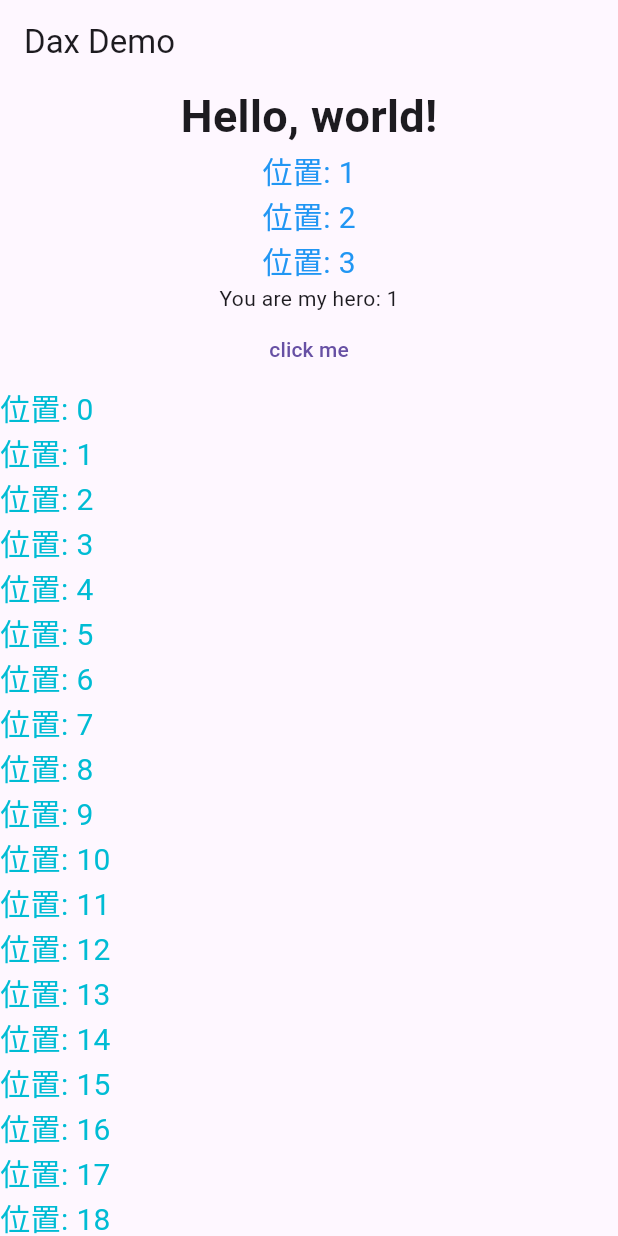
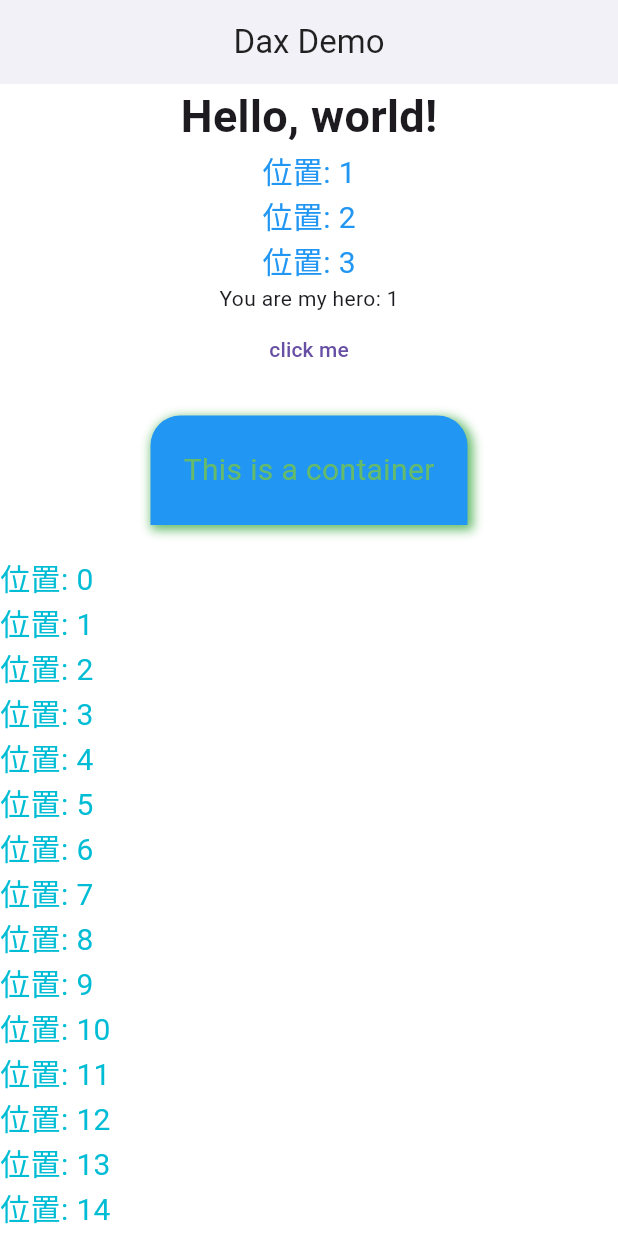
Before and after one commit to juopian/dax, a Flutter app: the screen it shows after launch, after a tap on "click me", on a phone screen of 412 x 824 dp. Run offline on Flutter 3.47's test engine with Material 3 defaults, Android fonts, the phone set to English and light mode, and no system bars.

Commit message:
support named arguments

```diff
--- a/lib/global_function.dart
+++ b/lib/global_function.dart
@@ -8,7 +8,8 @@ class ClockFunction implements LoxCallable {
   }
 
   @override
-  Object? call(Interpreter interpreter, List<Object?> arguments) {
+  Object? call(Interpreter interpreter, List<Object?> arguments,
+      Map<Symbol, Object?> namedArguments) {
     return DateTime.now().millisecondsSinceEpoch / 1000.0;
   }
 
@@ -25,7 +26,8 @@ class StringFunction implements LoxCallable {
   }
 
   @override
-  Object? call(Interpreter interpreter, List<Object?> arguments) {
+  Object? call(Interpreter interpreter, List<Object?> arguments,
+      Map<Symbol, Object?> namedArguments) {
     return '${arguments.first}';
   }
 }
@@ -40,6 +42,7 @@ class GenericLoxCallable implements LoxCallable {
   int arity() => _arity();
 
   @override
-  Object? call(Interpreter interpreter, List<Object?> arguments) =>
+  Object? call(Interpreter interpreter, List<Object?> arguments,
+          Map<Symbol, Object?> namedArguments) =>
       _call(interpreter, arguments);
 }
--- a/lib/interpreter.dart
+++ b/lib/interpreter.dart
@@ -32,7 +32,7 @@ class Interpreter implements Expr.Visitor<Object?>, Stmt.Visitor<void> {
   dynamic invokeFunction(String name) {
     final callable = globals.getAt(0, name);
     if (callable != null && callable is LoxCallable) {
-      return callable.call(this, []);
+      return callable.call(this, [], {});
     }
     throw RuntimeError((callable as LoxFunction).declaration.name,
         'Function not found: $name');
@@ -135,11 +135,21 @@ class Interpreter implements Expr.Visitor<Object?>, Stmt.Visitor<void> {
   Object? visitCallExpr(Expr.Call expr) {
     Object? callee = evaluate(expr.callee);
     List<Object?> arguments = [];
+    Map<Symbol, Object?> namedArguments = {};
     for (Expr.Expr argument in expr.arguments) {
-      arguments.add(evaluate(argument));
+      var arg = evaluate(argument);
+      if (arg is Map) {
+        namedArguments.addAll({Symbol(arg.keys.first): arg.values.first});
+      } else {
+        arguments.add(evaluate(argument));
+      }
+      // arguments.add(evaluate(argument));
     }
-    if( callee is Function) {
-      return Function.apply(callee, arguments);
+    if (callee is Function) {
+      // print('call function');
+      // print(arguments);
+      // print(namedArguments);
+      return Function.apply(callee, arguments, namedArguments);
     }
     if (callee is! LoxCallable) {
       throw RuntimeError(expr.paren, "Can only call functions and classes.");
@@ -149,7 +159,7 @@ class Interpreter implements Expr.Visitor<Object?>, Stmt.Visitor<void> {
     //   throw RuntimeError(expr.paren,
     //       "Expected ${function.arity()} arguments but got ${arguments.length}.");
     // }
-    var result = function.call(this, arguments);
+    var result = function.call(this, arguments, namedArguments);
     if (function is LoxFunction) {
       if (function.declaration.name.lexeme == "build") {
         renderWidget = result!;
@@ -278,7 +288,7 @@ class Interpreter implements Expr.Visitor<Object?>, Stmt.Visitor<void> {
       }
       LoxFunction mapFun = LoxFunction(mp, environment, false);
       for (var i in objects) {
-        var result = mapFun.call(this, [i]);
+        var result = mapFun.call(this, [i], {});
         results.add(result);
       }
       return results;
--- a/lib/lox_callable.dart
+++ b/lib/lox_callable.dart
@@ -2,5 +2,5 @@ import 'interpreter.dart';
 
 abstract class LoxCallable {
   int arity();
-  Object? call(Interpreter interpreter, List<Object?> arguments);
+  Object? call(Interpreter interpreter, List<Object?> arguments, Map<Symbol, Object?> namedArguments);
 }
--- a/lib/lox_class.dart
+++ b/lib/lox_class.dart
@@ -35,11 +35,12 @@ class LoxClass implements LoxCallable {
   }
 
   @override
-  Object? call(Interpreter interpreter, List<Object?> arguments) {
+  Object? call(Interpreter interpreter, List<Object?> arguments,
+      Map<Symbol, Object?> namedArguments) {
     LoxInstance instance = LoxInstance(this);
     LoxFunction? initializer = findMethod('init');
     if (initializer != null) {
-      initializer.bind(instance).call(interpreter, arguments);
+      initializer.bind(instance).call(interpreter, arguments, namedArguments);
     }
     return instance;
   }
--- a/lib/lox_function.dart
+++ b/lib/lox_function.dart
@@ -22,7 +22,8 @@ class LoxFunction implements LoxCallable {
   int arity() => declaration.params.length;
 
   @override
-  Object? call(Interpreter interpreter, List<Object?> arguments) {
+  Object? call(Interpreter interpreter, List<Object?> arguments,
+      Map<Symbol, Object?> namedArguments) {
     /*
       fun add(x, y) {
         return x + y;
--- a/lib/scanner.dart
+++ b/lib/scanner.dart
@@ -72,7 +72,7 @@ class Scanner {
         break;
       case '-':
         if (allow()) {
-          number();
+          number(c);
         } else {
           addToken(TokenType.MINUS);
         }
@@ -134,8 +134,8 @@ class Scanner {
         string();
         break;
       default:
-        if (isDigit(c)) {
-          number();
+        if (isDigit(c, false)) {
+          number(c);
         } else if (isAlpha(c)) {
           identifier();
         } else {
@@ -223,15 +223,20 @@ class Scanner {
     }
   }
 
-  void number() {
-    while (isDigit(peek())) {
+  void number(String c) {
+    bool isHex = false;
+    if (c == '0' && peek() == 'x') {
+      isHex = true;
+      advance();
+    }
+    while (isDigit(peek(), isHex)) {
       advance();
     }
     bool isDouble = false;
-    if (peek() == '.' && isDigit(peekNext())) {
+    if (peek() == '.' && isDigit(peekNext(), false)) {
       isDouble = true;
       advance();
-      while (isDigit(peek())) {
+      while (isDigit(peek(), false)) {
         advance();
       }
     }
@@ -258,7 +263,7 @@ class Scanner {
   }
 
   bool isAlphaNumeric(String c) {
-    return isAlpha(c) || isDigit(c);
+    return isAlpha(c) || isDigit(c, false);
   }
 
   String peek() {
@@ -266,9 +271,15 @@ class Scanner {
     return source[current];
   }
 
-  bool isDigit(String c) =>
-      c.codeUnitAt(0) >= '0'.codeUnitAt(0) &&
-      c.codeUnitAt(0) <= '9'.codeUnitAt(0);
+  bool isDigit(String c, bool isHex) =>
+      (c.codeUnitAt(0) >= '0'.codeUnitAt(0) &&
+          c.codeUnitAt(0) <= '9'.codeUnitAt(0) &&
+          !isHex) |
+      ((((c.codeUnitAt(0) >= 'a'.codeUnitAt(0) &&
+                  c.codeUnitAt(0) <= 'f'.codeUnitAt(0)) |
+              (c.codeUnitAt(0) >= '0'.codeUnitAt(0) &&
+                  c.codeUnitAt(0) <= '9'.codeUnitAt(0))) &&
+          isHex));
 
   bool isAtEnd() {
     bool atEnd = current >= source.length;
--- /dev/null
+++ b/usecases/lib/base.dart
@@ -0,0 +1,36 @@
+import 'package:dax/dax.dart';
+import 'package:dax/lox_callable.dart';
+import 'package:flutter/material.dart';
+import 'package:usecases/utils.dart';
+
+class IOffset implements LoxCallable {
+  @override
+  int arity() {
+    return 0;
+  }
+
+  @override
+  Object call(Interpreter interpreter, List<Object?> arguments,
+      Map<Symbol, Object?> namedArguments) {
+    double dx = 0;
+    double dy = 0;
+    if (arguments.length == 2) {
+      dx = parseDouble(arguments[0]) ?? 0;
+      dy = parseDouble(arguments[1]) ?? 0;
+    }
+    return Offset(dx, dy);
+  }
+}
+
+class IColor implements LoxCallable {
+  @override
+  int arity() {
+    return 0;
+  }
+
+  @override
+  Object call(Interpreter interpreter, List<Object?> arguments,
+      Map<Symbol, Object?> namedArguments) {
+    return Color(arguments[0] as int);
+  }
+}
--- a/usecases/lib/color_map.dart
+++ b/usecases/lib/common.dart
@@ -2,22 +2,39 @@ import "package:flutter/material.dart";
 
 
 final colorMap = {
+  'transparent': Colors.transparent,
   'red': Colors.red,
+  'redAccent': Colors.redAccent,
   'pink': Colors.pink,
+  'pinkAccent': Colors.pinkAccent,
   'deepOrange': Colors.deepOrange,
+  'deepOrangeAccent': Colors.deepOrangeAccent,
   'orange': Colors.orange,
+  'orangeAccent': Colors.orangeAccent,
   'amber': Colors.amber,
+  'amberAccent': Colors.amberAccent,
   'yellow': Colors.yellow,
+  'yellowAccent': Colors.yellowAccent,
   'lime': Colors.lime,
+  'limeAccent': Colors.limeAccent,
   'lightGreen': Colors.lightGreen,
+  'lightGreenAccent': Colors.lightGreenAccent,
   'green': Colors.green,
+  'greenAccent': Colors.greenAccent,
   'teal': Colors.teal,
+  'tealAccent': Colors.tealAccent,
   'cyan': Colors.cyan,
+  'cyanAccent': Colors.cyanAccent,
   'lightBlue': Colors.lightBlue,
+  'lightBlueAccent': Colors.lightBlueAccent,
   'blue': Colors.blue,
+  'blueAccent': Colors.blueAccent,
   'indigo': Colors.indigo,
+  'indigoAccent': Colors.indigoAccent,
   'purple': Colors.purple,
+  'purpleAccent': Colors.purpleAccent,
   'deepPurple': Colors.deepPurple,
+  'deepPurpleAccent': Colors.deepPurpleAccent,
   'blueGrey': Colors.blueGrey,
   'brown': Colors.brown,
   'grey': Colors.grey,
@@ -38,3 +55,17 @@ final colorMap = {
   'white60': Colors.white60,
   'white70': Colors.white70,
 };
+
+final fontWeightMap = {
+  "bold": FontWeight.bold,
+  "normal": FontWeight.normal,
+  "w100": FontWeight.w100,
+  "w200": FontWeight.w200,
+  "w300": FontWeight.w300,
+  "w400": FontWeight.w400,
+  "w500": FontWeight.w500,
+  "w600": FontWeight.w600,
+  "w700": FontWeight.w700,
+  "w800": FontWeight.w800,
+  "w900": FontWeight.w900,
+};
--- /dev/null
+++ b/usecases/lib/decoration.dart
@@ -0,0 +1,98 @@
+import 'package:dax/dax.dart';
+import 'package:flutter/material.dart';
+import 'package:usecases/utils.dart';
+
+class IBoxDecoration implements LoxCallable {
+  @override
+  Object? call(Interpreter interpreter, List<Object?> arguments,
+      Map<Symbol, Object?> namedArguments) {
+    Color? color;
+    var colorParsed = namedArguments[const Symbol('color')];
+    if (colorParsed != null) {
+      color = colorParsed as Color;
+    }
+    BoxBorder? border;
+    var borderParsed = namedArguments[const Symbol('border')];
+    if (borderParsed != null) {
+      border = borderParsed as BoxBorder;
+    }
+    BorderRadiusGeometry? borderRadius;
+    var borderRadiusParsed = namedArguments[const Symbol('borderRadius')];
+    if (borderRadiusParsed != null) {
+      borderRadius = borderRadiusParsed as BorderRadiusGeometry;
+    }
+    List<BoxShadow>? boxShadow;
+    var boxShadowParsed = namedArguments[const Symbol('boxShadow')];
+    if (boxShadowParsed != null) {
+      boxShadow = (boxShadowParsed as List).cast<BoxShadow>();
+    }
+    Gradient? gradient;
+    var gradientParsed = namedArguments[const Symbol('gradient')];
+    if (gradientParsed != null) {
+      gradient = gradientParsed as Gradient;
+    }
+    return BoxDecoration(
+        color: color,
+        border: border,
+        gradient: gradient,
+        borderRadius: borderRadius,
+        boxShadow: boxShadow);
+  }
+
+  @override
+  int arity() => 0;
+}
+
+class ITextStyle implements LoxCallable {
+  @override
+  Object? call(Interpreter interpreter, List<Object?> arguments,
+      Map<Symbol, Object?> namedArguments) {
+    double? fontSize;
+    var sizeParsed = namedArguments[const Symbol('fontSize')];
+    fontSize = parseDouble(sizeParsed);
+    Color? color;
+    var colorParsed = namedArguments[const Symbol('color')];
+    if (colorParsed != null) {
+      color = colorParsed as Color;
+    }
+
+    FontWeight? fontWeight;
+    var fontWeightParsed = namedArguments[const Symbol('fontWeight')];
+    if (fontWeightParsed != null) {
+      fontWeight = fontWeightParsed as FontWeight;
+    }
+    return TextStyle(fontWeight: fontWeight, fontSize: fontSize, color: color);
+  }
+
+  @override
+  int arity() {
+    return 3;
+  }
+}
+
+class IBoxShadow implements LoxCallable {
+  @override
+  Object? call(Interpreter interpreter, List<Object?> arguments,
+      Map<Symbol, Object?> namedArguments) {
+    Color color = Colors.black;
+    if (namedArguments[const Symbol('color')] != null) {
+      color = namedArguments[const Symbol('color')] as Color;
+    }
+    Offset offset = Offset.zero;
+    if (namedArguments[const Symbol('offset')] != null) {
+      offset = namedArguments[const Symbol('offset')] as Offset;
+    }
+    double blurRadius =
+        parseDouble(namedArguments[const Symbol('blurRadius')]) ?? 0.0;
+    double spreadRadius =
+        parseDouble(namedArguments[const Symbol('spreadRadius')]) ?? 0.0;
+    return BoxShadow(
+        color: color,
+        offset: offset,
+        blurRadius: blurRadius,
+        spreadRadius: spreadRadius);
+  }
+
+  @override
+  int arity() => 0;
+}
--- /dev/null
+++ b/usecases/lib/edgeinsets.dart
@@ -0,0 +1,96 @@
+import 'package:flutter/material.dart';
+import 'package:usecases/utils.dart';
+
+final edgeInsetsMap = {
+  "all": (Object value) {
+    return EdgeInsets.all(parseDouble(value) ?? 0);
+  },
+  "symmetric": ({Object? horizontal, Object? vertical}) {
+    return EdgeInsets.symmetric(
+        horizontal: parseDouble(horizontal) ?? 0,
+        vertical: parseDouble(vertical) ?? 0);
+  }
+};
+
+final borderMap = {
+  "all": ({Object? width, Object? color}) {
+    double _width = parseDouble(width) ?? 1.0;
+    Color _color = Colors.black;
+    if (color is Color) {
+      _color = color;
+    }
+    return Border.all(width: _width, color: _color);
+  }
+};
+
+final radiusMap = {
+  "circular": (Object value) {
+    return Radius.circular(parseDouble(value) ?? 0);
+  }
+};
+
+final borderRadiusMap = {
+  "circular": (Object value) {
+    return BorderRadius.circular(parseDouble(value) ?? 0);
+  },
+  "all": (Object value) {
+    return BorderRadius.all(value as Radius);
+  },
+  "horizontal": ({Object? left, Object? right}) {
+    Radius _left = Radius.zero;
+    Radius _right = Radius.zero;
+    if (left is Radius) {
+      _left = left;
+    }
+    if (right is Radius) {
+      _right = right;
+    }
+    return BorderRadius.horizontal(
+      left: _left,
+      right: _right,
+    );
+  },
+  "vertical": ({Object? top, Object? bottom}) {
+    Radius _top = Radius.zero;
+    Radius _bottom = Radius.zero;
+    if (top is Radius) {
+      _top = top;
+    }
+    if (bottom is Radius) {
+      _bottom = bottom;
+    }
+    return BorderRadius.vertical(
+      top: _top,
+      bottom: _bottom,
+    );
+  },
+  "only": (
+      {Object? topLeft,
+      Object? topRight,
+      Object? bottomRight,
+      Object? bottomLeft}) {
+    Radius _topLeft = Radius.zero;
+    Radius _topRight = Radius.zero;
+    Radius _bottomRight = Radius.zero;
+    Radius _bottomLeft = Radius.zero;
+    if (topLeft is Radius) {
+      _topLeft = topLeft;
+    }
+    if (topRight is Radius) {
+      _topRight = topRight;
+    }
+    if (bottomRight is Radius) {
+      _bottomRight = bottomRight;
+    }
+    if (bottomLeft is Radius) {
+      _bottomLeft = bottomLeft;
+    }
+
+    return BorderRadius.only(
+      topLeft: _topLeft,
+      topRight: _topRight,
+      bottomRight: _bottomRight,
+      bottomLeft: _bottomLeft,
+    );
+  }
+};
--- a/usecases/lib/fontweight_map.dart
+++ /dev/null
@@ -1,15 +0,0 @@
-import 'package:flutter/material.dart';
-
-final fontWeightMap = {
-  "bold": FontWeight.bold,
-  "normal": FontWeight.normal,
-  "w100": FontWeight.w100,
-  "w200": FontWeight.w200,
-  "w300": FontWeight.w300,
-  "w400": FontWeight.w400,
-  "w500": FontWeight.w500,
-  "w600": FontWeight.w600,
-  "w700": FontWeight.w700,
-  "w800": FontWeight.w800,
-  "w900": FontWeight.w900,
-};
--- a/usecases/lib/main.dart
+++ b/usecases/lib/main.dart
@@ -1,8 +1,10 @@
-import 'package:dax/runtime_error.dart';
 import 'package:flutter/material.dart';
 import 'package:dax/dax.dart';
-import 'package:usecases/color_map.dart';
-import 'package:usecases/fontweight_map.dart';
+import 'package:usecases/base.dart';
+import 'package:usecases/common.dart';
+import 'package:usecases/decoration.dart';
+import 'package:usecases/edgeinsets.dart';
+import 'package:usecases/widget.dart';
 
 void main() {
   runApp(const MyApp());
@@ -16,8 +18,12 @@ class MyApp extends StatelessWidget {
     return MaterialApp(
       title: 'Flutter Demo',
       theme: ThemeData(
-        primarySwatch: Colors.blue,
-      ),
+          scaffoldBackgroundColor: Colors.white,
+          appBarTheme: const AppBarTheme(
+              elevation: 3,
+              centerTitle: true,
+              color: Colors.white,
+              foregroundColor: Colors.black87)),
       home: const MyHomePage(title: 'Dax Demo'),
     );
   }
@@ -94,6 +100,32 @@ class _MyHomePageState extends State<MyHomePage> {
             child:Text("click me"),
             onPressed: increase
           ),
+          Container(
+            padding: EdgeInsets.symmetric(horizontal: 20.0, vertical: 20.0),
+            margin: EdgeInsets.all(20.0),
+            decoration: BoxDecoration(
+              color: Colors.blue,
+              border: Border.all(
+                width: 2,
+                color: Colors.blue
+              ),
+              boxShadow: [
+                BoxShadow(
+                  color: Color(0xff66bb6a),
+                  offset: Offset(2, 2),
+                  blurRadius: 5.0,
+                  spreadRadius: 1.0
+                )
+              ],
+              borderRadius: BorderRadius.vertical(top: Radius.circular(20.0))
+            ),
+            child: Text("This is a container",
+              style: TextStyle(
+                fontSize: 20,
+                color: Color(0xff66bb6a)
+              )
+            )
+          ),
           Expanded(
             child: ListView(
               children: getItems().map((i){
@@ -107,6 +139,12 @@ class _MyHomePageState extends State<MyHomePage> {
       )
     );
   }
+
+  // fun build() {
+  //   return Expanded(
+  //     child: Text("Hello world", style: TextStyle(fontSize: 20))
+  //   );
+  // }
 
   build();
 ''');
@@ -138,95 +176,24 @@ class _MyHomePageState extends State<MyHomePage> {
   }
 
   void registerGlobalFunctions() {
-    // interpreter.registerFunction("TextStyle", function);
     interpreter.registerGlobal("Colors", colorMap);
     interpreter.registerGlobal("FontWeight", fontWeightMap);
-    interpreter.registerGlobal(
-      "Expanded",
-      GenericLoxCallable(() => 1,
-          (Interpreter interpreter, List<Object?> arguments) {
-        return Expanded(
-          child: parseArguments(arguments, 'child') as Widget,
-        );
-      }),
-    );
-    interpreter.registerGlobal(
-      "TextStyle",
-      GenericLoxCallable(() => 1,
-          (Interpreter interpreter, List<Object?> arguments) {
-        double? fontSize;
-        var sizeParsed = parseArguments(arguments, 'fontSize');
-        if (sizeParsed != null) {
-          if (sizeParsed is int) {
-            fontSize = sizeParsed.toDouble();
-          } else if (sizeParsed is double) {
-            fontSize = sizeParsed;
-          }
-        }
-        Color? color;
-        var colorParsed = parseArguments(arguments, 'color');
-        if (colorParsed != null) {
-          color = colorParsed as Color;
-        }
-        FontWeight? fontWeight;
-        var fontWeightParsed = parseArguments(arguments, 'fontWeight');
-        if (fontWeightParsed != null) {
-          fontWeight = fontWeightParsed as FontWeight;
-        }
-        return TextStyle(
-            fontWeight: fontWeight, fontSize: fontSize, color: color);
-      }),
-    );
-    interpreter.registerGlobal(
-      "Text",
-      GenericLoxCallable(() => 1,
-          (Interpreter interpreter, List<Object?> arguments) {
-        TextStyle? style;
-        var styleParsed = parseArguments(arguments, 'style');
-        if (styleParsed != null) {
-          style = styleParsed as TextStyle;
-        }
-        return Text(
-          arguments.first as String,
-          style: style,
-        );
-      }),
-    );
-    interpreter.registerGlobal(
-      "Column",
-      GenericLoxCallable(() => 1,
-          (Interpreter interpreter, List<Object?> arguments) {
-        var childrenParsed = parseArguments(arguments, 'children');
-        if (childrenParsed == null) {
-          throw "Argument not found: children";
-        }
-        List<Widget> children = (childrenParsed as List).cast<Widget>();
-        return Column(children: children);
-      }),
-    );
-    interpreter.registerGlobal(
-      "ListView",
-      GenericLoxCallable(() => 1,
-          (Interpreter interpreter, List<Object?> arguments) {
-        var childrenParsed = parseArguments(arguments, 'children');
-        if (childrenParsed == null) {
-          throw "Argument not found: children";
-        }
-        List<Widget> children = (childrenParsed as List).cast<Widget>();
-        return ListView(children: children);
-      }),
-    );
-    interpreter.registerGlobal(
-        "TextButton",
-        GenericLoxCallable(() => 2,
-            (Interpreter interpreter, List<Object?> arguments) {
-          return TextButton(
-              child: parseArguments(arguments, 'child') as Widget,
-              onPressed: () {
-                (parseArguments(arguments, 'onPressed') as LoxFunction)
-                    .call(interpreter, arguments);
-              });
-        }));
+    interpreter.registerGlobal("EdgeInsets", edgeInsetsMap);
+    interpreter.registerGlobal("Border", borderMap);
+    interpreter.registerGlobal("BorderRadius", borderRadiusMap);
+    interpreter.registerGlobal("Radius", radiusMap);
+    interpreter.registerGlobal("Offset", IOffset());
+    interpreter.registerGlobal("Color", IColor());
+    interpreter.registerGlobal("Expanded", IExpanded());
+    interpreter.registerGlobal("TextStyle", ITextStyle());
+    interpreter.registerGlobal("Text", IText());
+    interpreter.registerGlobal("Column", IColumn());
+    interpreter.registerGlobal("ListView", IListView());
+    interpreter.registerGlobal("TextButton", ITextButton());
+    interpreter.registerGlobal("LinearGradient", ILinearGradient());
+    interpreter.registerGlobal("Container", IContainer());
+    interpreter.registerGlobal("BoxShadow", IBoxShadow());
+    interpreter.registerGlobal("BoxDecoration", IBoxDecoration());
     interpreter.registerGlobal(
         "update",
         GenericLoxCallable(() => 0,
--- /dev/null
+++ b/usecases/lib/utils.dart
@@ -0,0 +1,12 @@
+// import 'package:flutter/material.dart';
+
+double? parseDouble(Object? value) {
+  if (value is int) {
+    return value.toDouble();
+  } else if((value is double)) {
+    return value;
+  } else {
+    return null;
+  }
+
+}
--- /dev/null
+++ b/usecases/lib/widget.dart
@@ -0,0 +1,153 @@
+import 'package:dax/dax.dart';
+import 'package:flutter/material.dart';
+
+Object? parseArguments(List<Object?> arguments, String name) {
+  for (Object? argument in arguments) {
+    if (argument is Map && argument.containsKey(name)) {
+      return argument[name];
+    }
+  }
+  return null;
+}
+
+class IExpanded implements LoxCallable {
+  @override
+  Object? call(Interpreter interpreter, List<Object?> arguments,
+      Map<Symbol, Object?> namedArguments) {
+    var child = namedArguments[const Symbol('child')];
+    if (child == null) {
+      throw "child required in Expanded";
+    }
+    return Expanded(
+      child: child as Widget,
+    );
+  }
+
+  @override
+  int arity() {
+    return 1;
+  }
+}
+
+
+
+class IText implements LoxCallable {
+  @override
+  Object? call(Interpreter interpreter, List<Object?> arguments,
+      Map<Symbol, Object?> namedArguments) {
+    TextStyle? style;
+    var styleParsed = namedArguments[const Symbol('style')];
+    if (styleParsed != null) {
+      style = styleParsed as TextStyle;
+    }
+    return Text(
+      arguments.first as String,
+      style: style,
+    );
+  }
+
+  @override
+  int arity() {
+    return 1;
+  }
+}
+
+class IColumn implements LoxCallable {
+  @override
+  Object? call(Interpreter interpreter, List<Object?> arguments,
+      Map<Symbol, Object?> namedArguments) {
+    var childrenParsed = namedArguments[const Symbol('children')];
+    if (childrenParsed == null) {
+      throw "children required in Column";
+    }
+    List<Widget> children = (childrenParsed as List).cast<Widget>();
+    return Column(children: children);
+  }
+
+  @override
+  int arity() {
+    return 1;
+  }
+}
+
+class IListView implements LoxCallable {
+  @override
+  Object? call(Interpreter interpreter, List<Object?> arguments,
+      Map<Symbol, Object?> namedArguments) {
+    var childrenParsed = namedArguments[const Symbol('children')];
+    if (childrenParsed == null) {
+      throw "children required in ListView";
+    }
+    List<Widget> children = (childrenParsed as List).cast<Widget>();
+    return ListView(children: children);
+  }
+
+  @override
+  int arity() {
+    return 1;
+  }
+}
+
+class ITextButton implements LoxCallable {
+  @override
+  Object? call(Interpreter interpreter, List<Object?> arguments,
+      Map<Symbol, Object?> namedArguments) {
+    var child = namedArguments[const Symbol('child')];
+    if (child == null) {
+      throw "child required in TextButton";
+    }
+    var onPressed = namedArguments[const Symbol('onPressed')];
+    if (onPressed == null) {
+      throw "onPressed required in TextButton";
+    }
+    return TextButton(
+        child: child as Widget,
+        onPressed: () {
+          (onPressed as LoxFunction)
+              .call(interpreter, arguments, namedArguments);
+        });
+  }
+
+  @override
+  int arity() {
+    return 2;
+  }
+}
+
+class IContainer implements LoxCallable {
+  @override
+  Object? call(Interpreter interpreter, List<Object?> arguments,
+      Map<Symbol, Object?> namedArguments) {
+    EdgeInsetsGeometry? margin;
+    EdgeInsetsGeometry? padding;
+    Decoration? decoration;
+    Widget? child;
+    var marginParsed = namedArguments[const Symbol('margin')];
+    if (marginParsed != null) {
+      margin = marginParsed as EdgeInsetsGeometry;
+    }
+    var paddingParsed = namedArguments[const Symbol('padding')];
+    if (paddingParsed != null) {
+      padding = paddingParsed as EdgeInsetsGeometry;
+    }
+    var decorationParsed = namedArguments[const Symbol('decoration')];
+    if (decorationParsed != null) {
+      decoration = decorationParsed as Decoration;
+    }
+    var childParsed = namedArguments[const Symbol('child')];
+    if (childParsed != null) {
+      child = childParsed as Widget;
+    }
+    return Container(
+      margin: margin,
+      padding: padding,
+      decoration: decoration,
+      child: child,
+    );
+  }
+
+  @override
+  int arity() {
+    return 1;
+  }
+}
```
